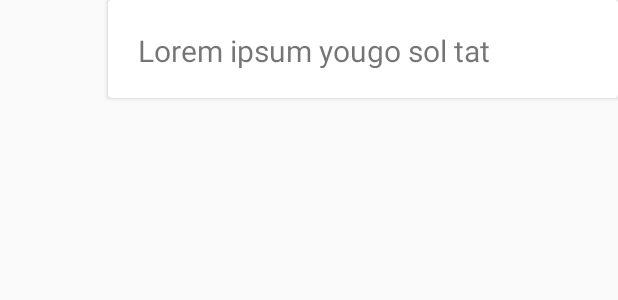
After one commit to cvhariharan/WireChat, an Android app: the layout received_chat_bubble.xml on its own in the app's theme, with its tools: preview values and no code run, on a phone screen of 412 x 824 dp. The commit adds this screen. Shown: the top 300 px of the screen. Run offline under Robolectric (Android 15) with nearby library versions, the phone set to English and light mode, and no system bars.

Commit message:
Minor optimizations

```diff
--- a/app/src/main/java/hariharan/theroboticlabs/com/wirechat/ChatActivity.java
+++ b/app/src/main/java/hariharan/theroboticlabs/com/wirechat/ChatActivity.java
@@ -6,6 +6,7 @@ import android.arch.lifecycle.ViewModelProviders;
 import android.support.annotation.Nullable;
 import android.support.v7.app.AppCompatActivity;
 import android.os.Bundle;
+import android.support.v7.widget.DefaultItemAnimator;
 import android.support.v7.widget.LinearLayoutManager;
 import android.support.v7.widget.RecyclerView;
 import android.text.TextUtils;
@@ -52,6 +53,7 @@ public class ChatActivity extends AppCompatActivity {
         chatRecycler.setHasFixedSize(true);
         chatRecycler.setLayoutManager(new LinearLayoutManager(this));
         chatRecycler.setAdapter(new ChatRecycler(new ArrayList<ChatMessage>()));
+        chatRecycler.setItemAnimator(new DefaultItemAnimator());
 
         chatViewModel = ViewModelProviders.of(this).get(ChatViewModel.class);
         chatViewModel.setChatPair(FirebaseAuth.getInstance().getCurrentUser().getUid(),
--- /dev/null
+++ b/app/src/main/res/layout/received_chat_bubble.xml
@@ -0,0 +1,23 @@
+<?xml version="1.0" encoding="utf-8"?>
+<RelativeLayout xmlns:android="http://schemas.android.com/apk/res/android"
+    android:layout_width="match_parent"
+    android:layout_height="match_parent"
+    xmlns:app="http://schemas.android.com/apk/res-auto">
+
+    <android.support.v7.widget.CardView
+        android:id="@+id/chat_view"
+        android:layout_width="wrap_content"
+        android:layout_height="65dp"
+        android:layout_alignParentEnd="true"
+        android:layout_alignParentTop="true"
+        app:cardBackgroundColor="@color/cardview_light_background">
+
+        <TextView
+            android:id="@+id/chat"
+            android:layout_width="300dp"
+            android:layout_height="wrap_content"
+            android:layout_margin="20dp"
+            android:text="@string/test_string"
+            android:textSize="20sp" />
+    </android.support.v7.widget.CardView>
+</RelativeLayout>
```
Also changed, not shown: app/src/main/res/layout/sent_chat_bubble.xml (added, +21 -0 lines).
